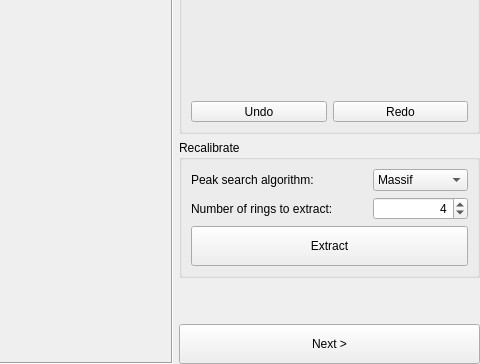
This is pyFAI/resources/gui/calibration-peakpicking.ui in silx-kit/pyFAI as Qt 5 draws it before an edit; both pictures show x 555 to 1035 and y 445 to 809 of the 1035 by 809 pixel window. The edited form follows.
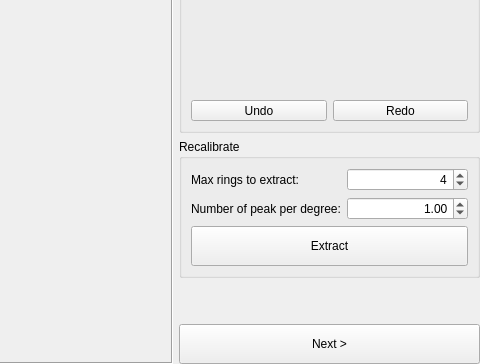
This is the edited form.

Commit message: Implement ring auto extraction

```diff
--- a/pyFAI/resources/gui/calibration-peakpicking.ui
+++ b/pyFAI/resources/gui/calibration-peakpicking.ui
@@ -283,37 +283,44 @@
          <string>Recalibrate</string>
         </property>
         <layout class="QGridLayout" name="gridLayout_10">
-         <item row="0" column="2" rowspan="2" colspan="2">
-          <widget class="QComboBox" name="comboBox_2">
-           <item>
-            <property name="text">
-             <string>Massif</string>
-            </property>
-           </item>
-          </widget>
-         </item>
-         <item row="0" column="0" rowspan="2">
+         <item row="3" column="0">
           <widget class="QLabel" name="label_104">
            <property name="text">
-            <string>Peak search algorithm:</string>
+            <string>Number of peak per degree:</string>
            </property>
            <property name="buddy">
             <cstring>comboBox_2</cstring>
            </property>
           </widget>
          </item>
-         <item row="2" column="2" colspan="2">
-          <widget class="QSpinBox" name="_ringNumber">
+         <item row="1" column="1" colspan="2">
+          <widget class="QSpinBox" name="_maxRingToExtract">
            <property name="alignment">
             <set>Qt::AlignRight|Qt::AlignTrailing|Qt::AlignVCenter</set>
            </property>
+           <property name="minimum">
+            <number>1</number>
+           </property>
+           <property name="maximum">
+            <number>999</number>
+           </property>
            <property name="value">
             <number>4</number>
            </property>
           </widget>
          </item>
-         <item row="3" column="0" colspan="4">
-          <widget class="QPushButton" name="pushButton_16">
+         <item row="1" column="0">
+          <widget class="QLabel" name="label_103">
+           <property name="text">
+            <string>Max rings to extract:</string>
+           </property>
+           <property name="buddy">
+            <cstring>_maxRingToExtract</cstring>
+           </property>
+          </widget>
+         </item>
+         <item row="4" column="0" colspan="3">
+          <widget class="QPushButton" name="_extract">
            <property name="minimumSize">
             <size>
              <width>0</width>
@@ -325,13 +332,13 @@
            </property>
           </widget>
          </item>
-         <item row="2" column="0" colspan="2">
-          <widget class="QLabel" name="label_103">
-           <property name="text">
-            <string>Number of rings to extract:</string>
+         <item row="3" column="1" colspan="2">
+          <widget class="QDoubleSpinBox" name="_numberOfPeakPerDegree">
+           <property name="alignment">
+            <set>Qt::AlignRight|Qt::AlignTrailing|Qt::AlignVCenter</set>
            </property>
-           <property name="buddy">
-            <cstring>_ringNumber</cstring>
+           <property name="value">
+            <double>1.000000000000000</double>
            </property>
           </widget>
          </item>
```
Left out of the diff: 2 changed lines with no effect on the pictures. The commit also changes 2 other files.
